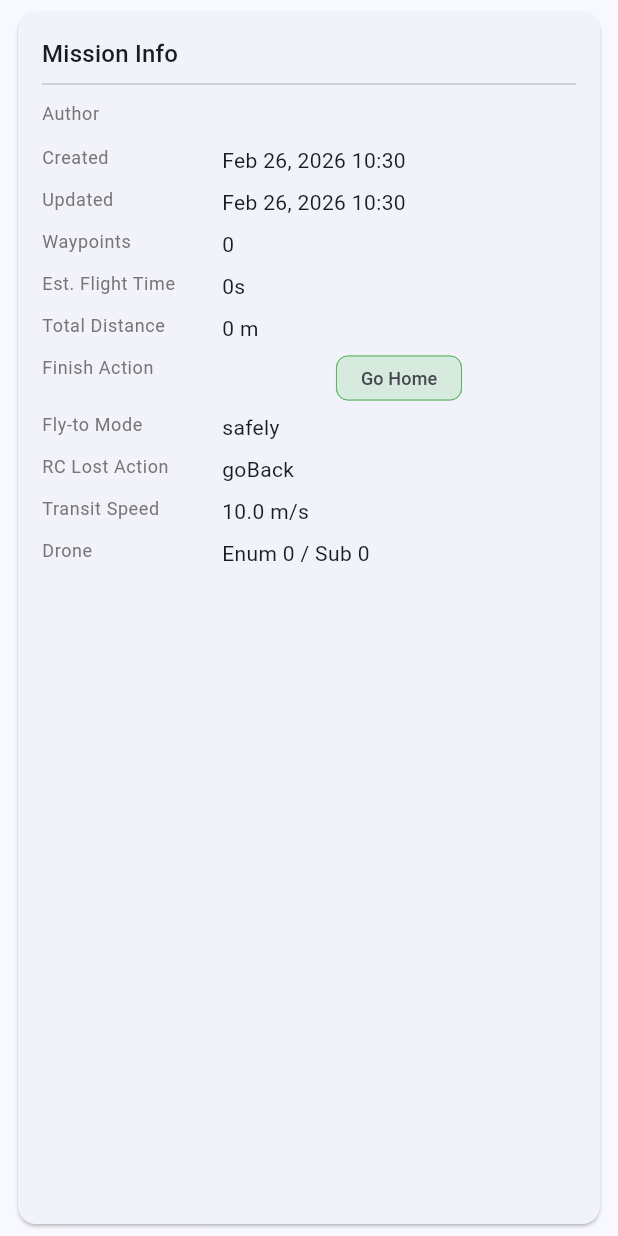
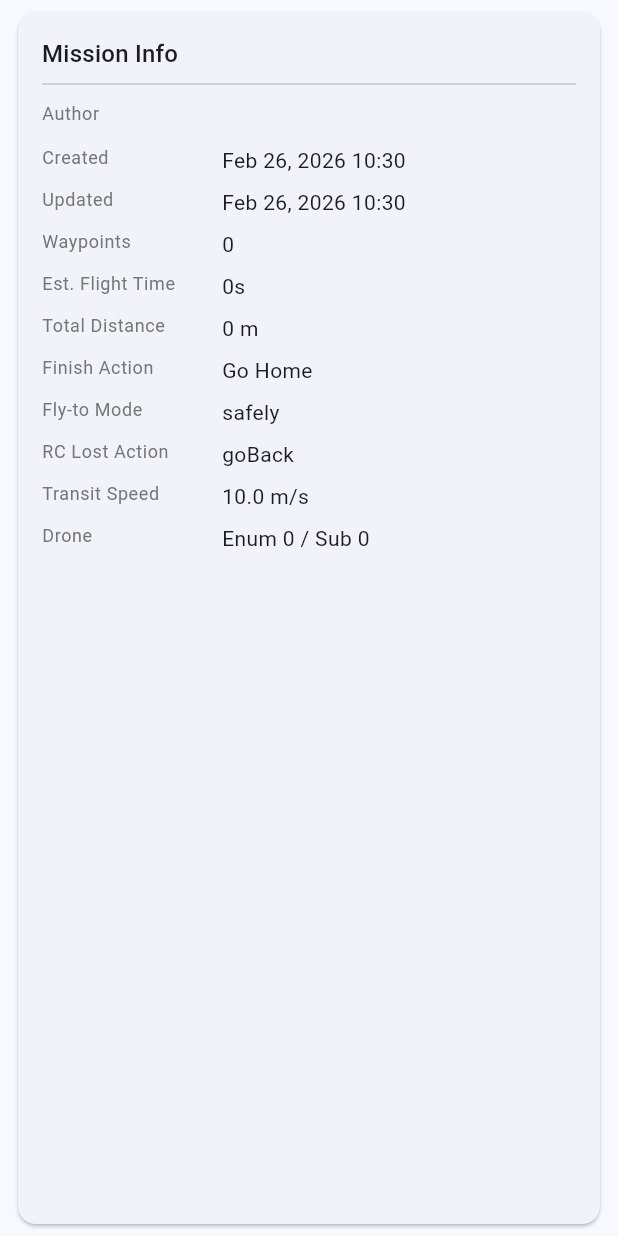
Before and after one commit to cwoskoski/drone-stuff, a Flutter app: the MissionInfoCard widget shown alone on an empty page, opened directly with empty values, on a phone screen of 412 x 824 dp. Run offline on Flutter 3.47's test engine with Material 3 defaults, Android fonts, the phone set to English and light mode, and no system bars; our stand-ins replace drift, drift_flutter, file_picker, flutter_map, flutter_riverpod, go_router and 1 more; accounts and stored records are empty; generated files the repository leaves out were written again.

Commit message:
Replace finish action chip with plain text in mission detail
Remove the colored Chip widget for finish action display and use
plain text via FinishAction.displayName getter, consistent with
all other info rows.

Co-Authored-By: Claude Opus 4.6 <noreply@anthropic.com>

```diff
--- a/lib/core/models/mission_config.dart
+++ b/lib/core/models/mission_config.dart
@@ -3,6 +3,13 @@ enum FinishAction {
   noAction,
   autoLand,
   backToFirstWaypoint;
+
+  String get displayName => switch (this) {
+        goHome => 'Go Home',
+        noAction => 'No Action',
+        autoLand => 'Auto Land',
+        backToFirstWaypoint => 'Back to First',
+      };
 
   static FinishAction fromString(String? value) {
     switch (value) {
--- a/lib/features/missions/detail/widgets/mission_info_card.dart
+++ b/lib/features/missions/detail/widgets/mission_info_card.dart
@@ -51,7 +51,7 @@ class MissionInfoCard extends StatelessWidget {
             ),
             _InfoRow(
               label: 'Finish Action',
-              child: _FinishActionChip(action: config.finishAction),
+              value: config.finishAction.displayName,
             ),
             _InfoRow(
               label: 'Fly-to Mode',
@@ -106,27 +106,3 @@ class _InfoRow extends StatelessWidget {
     );
   }
 }
-
-class _FinishActionChip extends StatelessWidget {
-  final FinishAction action;
-
-  const _FinishActionChip({required this.action});
-
-  @override
-  Widget build(BuildContext context) {
-    final (label, color) = switch (action) {
-      FinishAction.goHome => ('Go Home', Colors.green),
-      FinishAction.noAction => ('No Action', Colors.amber),
-      FinishAction.autoLand => ('Auto Land', Colors.blue),
-      FinishAction.backToFirstWaypoint => ('Back to First', Colors.orange),
-    };
-
-    return Chip(
-      label: Text(label, style: const TextStyle(fontSize: 12)),
-      backgroundColor: color.withAlpha(50),
-      side: BorderSide(color: color, width: 0.5),
-      visualDensity: VisualDensity.compact,
-      materialTapTargetSize: MaterialTapTargetSize.shrinkWrap,
-    );
-  }
-}
```
